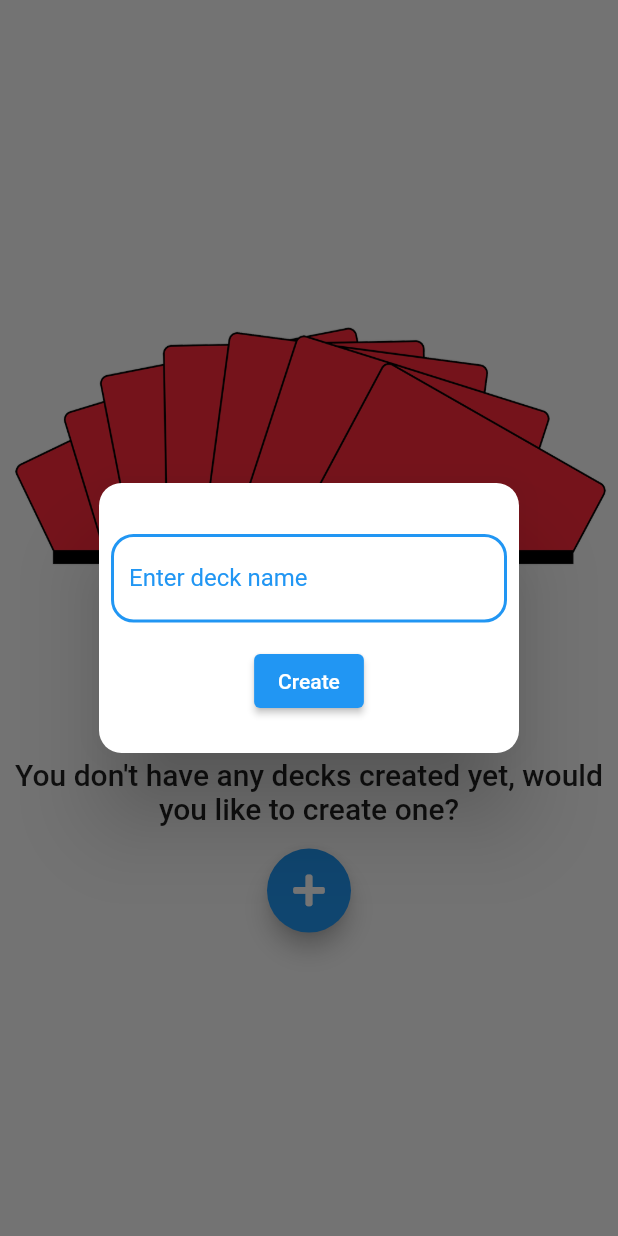
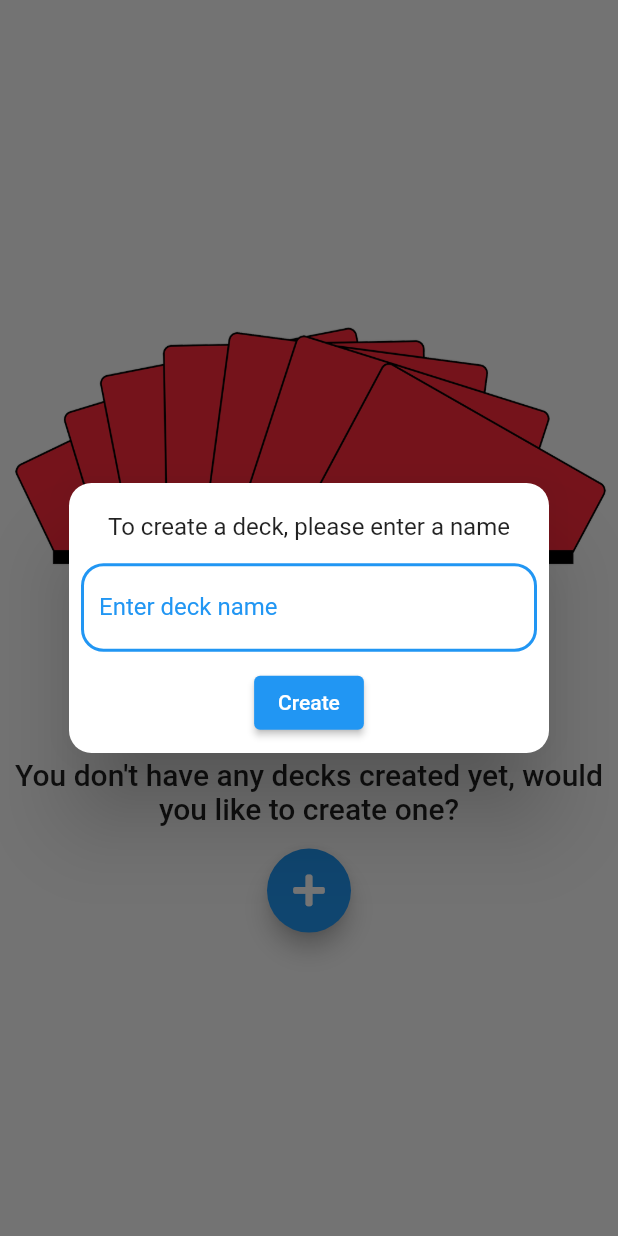
Before and after one commit to shlembo598/pokemon_deck_builder, a Flutter app: the DecksScreen screen opened by its route, after a tap on an icon or button, on a phone screen of 412 x 824 dp. Run offline on Flutter 3.47's test engine with Material 2 defaults, Android fonts, the phone set to English and light mode, and no system bars; drawn by our look-alikes of flutter_form_builder; our stand-ins replace bloc, bloc_concurrency, dio, flutter_bloc, font_awesome_flutter, form_builder_validators and 3 more; missing offline and left inert: a package; accounts and stored records are empty; generated files the repository leaves out were written again; network calls fail.

```diff
--- a/lib/l10n/intl_en.arb
+++ b/lib/l10n/intl_en.arb
@@ -15,5 +15,8 @@
   "searchScreen_cardCounterName" : "Cards on screen",
   "deckDetailScreen_removeCardButtonText" : "Remove card",
   "deckDetailScreen_emptyDeck" : "You haven't added any cards yet",
-  "decksScreen_deleteDeckDialogTitle" : "Do you really want to delete deck with name:"
+  "decksScreen_deleteDeckDialogTitle" : "Do you really want to delete deck with name:",
+  "decksScreen_emptyDecksText" : "You don't have any decks yet, do you want to create one?",
+  "decksScreen_addDeckDialogTitle" : "To create a deck, please enter a name",
+  "addCard_overflowWarningSnackBarMessage" : "You cannot add more than 4 identical cards to the deck"
 }
--- a/lib/ui/widgets/add_deck_db_widget.dart
+++ b/lib/ui/widgets/add_deck_db_widget.dart
@@ -3,7 +3,9 @@ import 'package:flutter_bloc/flutter_bloc.dart';
 import 'package:flutter_form_builder/flutter_form_builder.dart';
 import 'package:font_awesome_flutter/font_awesome_flutter.dart';
 import 'package:pokemon_deck_builder/data/blocs/deck_bloc/deck_bloc.dart';
+import 'package:pokemon_deck_builder/data/utils/constants.dart';
 
+import '../../generated/l10n.dart';
 import 'custom_fb_text_field_widget.dart';
 
 class AddDeckFBWidget extends StatelessWidget {
@@ -46,20 +48,28 @@ class _CreateDeckDialogWidgetState extends State<_CreateDeckDialogWidget> {
       content: FormBuilder(
         key: _formKey,
         child: SizedBox(
-          width: 200,
+          width: 320,
           height: 170,
           child: Padding(
             padding: const EdgeInsets.all(8.0),
             child: Column(
               mainAxisAlignment: MainAxisAlignment.center,
               children: [
+                Text(
+                  S.of(context).decksScreen_addDeckDialogTitle,
+                  style: middleText,
+                  textAlign: TextAlign.center,
+                ),
+                const SizedBox(
+                  height: 15,
+                ),
                 const CustomFBTextFieldWidget(
                   label: 'Enter deck name',
                   errorText: 'The field cannot be empty',
                   name: 'deckName',
                 ),
                 const SizedBox(
-                  height: 15,
+                  height: 10,
                 ),
                 ElevatedButton(
                   onPressed: () {
--- a/lib/ui/widgets/custom_fb_text_field_widget.dart
+++ b/lib/ui/widgets/custom_fb_text_field_widget.dart
@@ -17,6 +17,7 @@ class CustomFBTextFieldWidget extends StatelessWidget {
   @override
   Widget build(BuildContext context) {
     return FormBuilderTextField(
+      autofocus: true,
       decoration: InputDecoration(
         labelText: label,
         labelStyle: TextStyle(
```
Also changed, not shown: lib/data/blocs/card_to_deck_bloc/card_to_deck_bloc.dart (+10 -2 lines), lib/data/db/pokemon_db.dart (+30 -7 lines), lib/ui/widgets/cards_list_widget.dart (+22 -5 lines), lib/generated/intl/messages_en.dart, lib/generated/l10n.dart.
